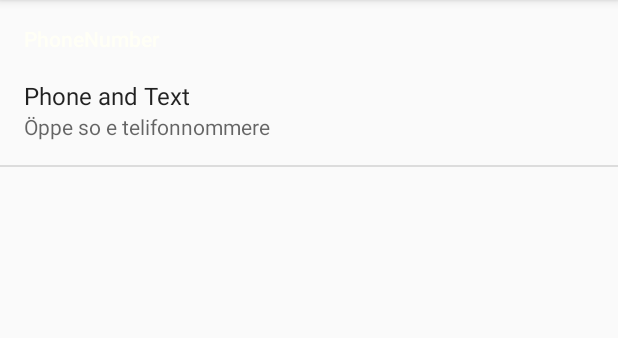
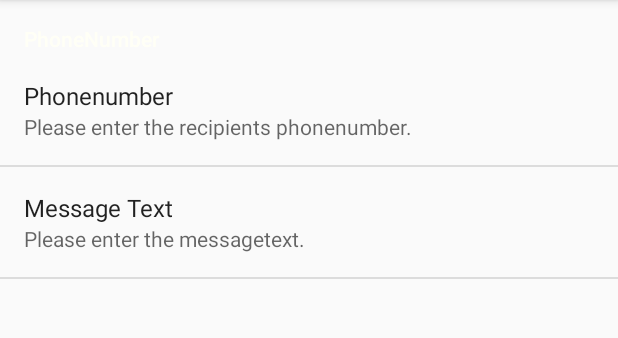
Before and after one commit to gebs/HelloEve, an Android app: the MessagePrefActivity screen opened directly, with no data from a screen before it, on a phone screen of 412 x 824 dp, the part 84-422 px from its top. Run offline under Robolectric (Android 15) with nearby library versions, the phone set to English and light mode, and no system bars.

Commit message:
added preferences functionality

```diff
--- a/app/src/main/java/com/mobpro/hslu/itengebs/helloeve/LaunchActivity.java
+++ b/app/src/main/java/com/mobpro/hslu/itengebs/helloeve/LaunchActivity.java
@@ -11,7 +11,7 @@ public class LaunchActivity extends AppCompatActivity {
     @Override
     protected void onCreate(Bundle savedInstanceState) {
         super.onCreate(savedInstanceState);
-        if (DatabaseManager.getInstance().isUserLogedIn()){
+        if (DatabaseManager.getInstance().isUserLogedIn() || true){
             Intent intent = new Intent(this,MainActivity.class);
             //intent.setFlags(intent.getFlags() | Intent.FLAG_ACTIVITY_NO_HISTORY);
             this.startActivity(intent);
--- a/app/src/main/res/values/strings.xml
+++ b/app/src/main/res/values/strings.xml
@@ -7,4 +7,8 @@
     <string name="phonenumber">Phonenumber</string>
     <string name="please_enter_your_code">Please enter your Code</string>
     <string name="code">Code</string>
+    <string name="prefsPhonenumberSummary">Please enter the recipients phonenumber.</string>
+    <string name="prefsMessageSummary">Please enter the messagetext.</string>
+    <string name="prefsMessageTitle">Message Text</string>
+    <string name="prefsMessageHint">Messagetext</string>
 </resources>
--- a/app/src/main/res/xml/preferences.xml
+++ b/app/src/main/res/xml/preferences.xml
@@ -5,25 +5,21 @@
         android:title="PhoneNumber">
 
         <EditTextPreference
-            android:key="teaPreferred"
+            android:id="@+id/tpPhonenumber"
+            android:key="phonePref"
             android:persistent="true"
-            android:summary="Öppe so e telifonnommere"
-            android:title="Phone and Text"/>
-        <!--android.support.design.widget.TextInputLayout
-            android:layout_width="match_parent"
-            android:layout_height="wrap_content"
-            android:layout_gravity="center">
+            android:summary="@string/prefsPhonenumberSummary"
+            android:title="@string/phonenumber"
+            android:hint="@string/phonenumber"/>
 
-
-            <EditText
-                android:id="@+id/RegisterPhoneNumbertxtPhonenumber"
-                android:layout_width="match_parent"
-                android:layout_height="wrap_content"
-                android:hint="Phonenumber"
-                android:inputType="phone"
-                android:textColor="#000000"/>
-
-        </android.support.design.widget.TextInputLayout-->
+        <EditTextPreference
+            android:id="@+id/tpMessageText"
+            android:key="messagePref"
+            android:hint="@string/prefsMessageHint"
+            android:persistent="true"
+            android:singleLine="false"
+            android:summary="@string/prefsMessageSummary"
+            android:title="@string/prefsMessageTitle" />
 
     </PreferenceCategory>
 </PreferenceScreen>
```
Also changed, not shown: app/src/main/java/com/mobpro/hslu/itengebs/helloeve/MainActivity.java (+40 -1 lines), app/src/main/res/layout/activity_main.xml (+8 -0 lines).
